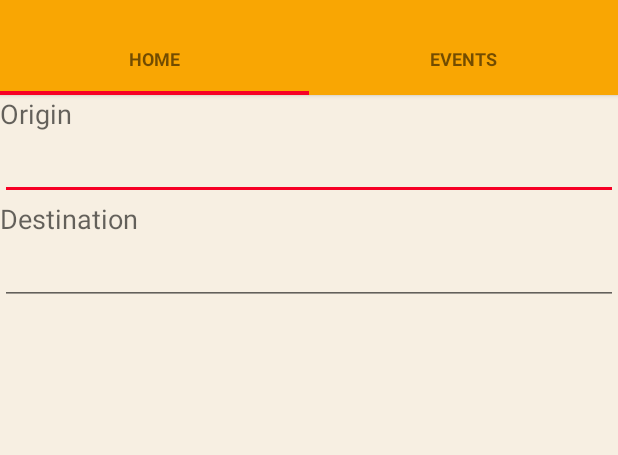
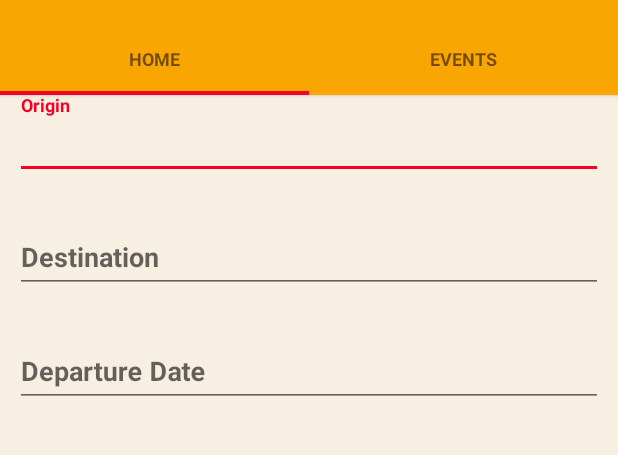
Before and after one commit to wawakaka/Tiket, an Android app: the MainActivity screen opened directly, with no data from a screen before it, on a phone screen of 412 x 824 dp, the part 62-517 px from its top. Run offline under Robolectric (Android 15) with nearby library versions, the phone set to English and light mode, and no system bars.

Commit message:
add DatePickerDialog and fixing soft keyboard

```diff
--- a/app/build.gradle
+++ b/app/build.gradle
@@ -10,6 +10,7 @@ android {
         targetSdkVersion 23
         versionCode 1
         versionName "1.0"
+        vectorDrawables.useSupportLibrary = true
     }
     buildTypes {
         release {
--- a/app/src/main/java/com/example/mubarak/tiket/LoginActivity.java
+++ b/app/src/main/java/com/example/mubarak/tiket/LoginActivity.java
@@ -23,6 +23,7 @@ import android.text.TextUtils;
 import android.view.KeyEvent;
 import android.view.View;
 import android.view.View.OnClickListener;
+import android.view.WindowManager;
 import android.view.inputmethod.EditorInfo;
 import android.widget.ArrayAdapter;
 import android.widget.AutoCompleteTextView;
@@ -65,6 +66,11 @@ public class LoginActivity extends AppCompatActivity implements LoaderCallbacks<
 
     @Override
     protected void onCreate(Bundle savedInstanceState) {
+
+        //hide keyboad on activity start
+        this.getWindow().setSoftInputMode(WindowManager.LayoutParams.SOFT_INPUT_STATE_ALWAYS_HIDDEN);
+
+
         super.onCreate(savedInstanceState);
         setContentView(R.layout.activity_login);
         // Set up the login form.
--- a/app/src/main/java/com/example/mubarak/tiket/MainActivity.java
+++ b/app/src/main/java/com/example/mubarak/tiket/MainActivity.java
@@ -1,12 +1,20 @@
 package com.example.mubarak.tiket;
+
+
+import android.app.DialogFragment;
 
 import android.support.v4.view.ViewPager;
 import android.support.v7.app.ActionBarActivity;
 import android.os.Bundle;
 import android.support.v7.widget.Toolbar;
+import android.view.View;
+import android.view.WindowManager;
+
+
 
 import com.example.mubarak.tiket.PageAdapter.ViewPagerAdapter;
 import com.example.mubarak.tiket.SlidingTab.SlidingTabLayout;
+import com.example.mubarak.tiket.Dialog.DatePickerDialog;
 
 
 public class MainActivity extends ActionBarActivity {
@@ -22,6 +30,10 @@ public class MainActivity extends ActionBarActivity {
 
     @Override
     protected void onCreate(Bundle savedInstanceState) {
+
+        //hide keyboad on activity start
+        this.getWindow().setSoftInputMode(WindowManager.LayoutParams.SOFT_INPUT_STATE_ALWAYS_HIDDEN);
+
         super.onCreate(savedInstanceState);
         setContentView(R.layout.activity_main);
 
@@ -54,12 +66,16 @@ public class MainActivity extends ActionBarActivity {
         // Setting the ViewPager For the SlidingTabsLayout
         tabs.setViewPager(pager);
 
+    }
+
+    public void setDate(View view){
+        DatePickerDialog pickerDialog = new DatePickerDialog();
+        pickerDialog.show(getSupportFragmentManager(), "Date Picker");
+
+    }
 
 
 
-    }
-
-    @Override
     public void onBackPressed() {
         super.onBackPressed();
         overridePendingTransition(R.animator.push_right_in,R.animator.push_right_out);
--- a/app/src/main/java/com/example/mubarak/tiket/Tab1.java
+++ b/app/src/main/java/com/example/mubarak/tiket/Tab1.java
@@ -13,11 +13,12 @@ import android.view.ViewGroup;
 /**
  * Created by hp1 on 21-01-2015.
  */
-public class Tab1 extends Fragment {
+public class Tab1 extends Fragment{
 
     @Override
     public View onCreateView(LayoutInflater inflater, @Nullable ViewGroup container, @Nullable Bundle savedInstanceState) {
         View v =inflater.inflate(R.layout.tab_1,container,false);
         return v;
     }
+
 }
--- a/app/src/main/res/layout/tab_1.xml
+++ b/app/src/main/res/layout/tab_1.xml
@@ -5,41 +5,76 @@
     android:orientation="vertical"
     android:background="@color/background">
 
+    <ProgressBar
+        android:layout_width="match_parent"
+        android:layout_height="wrap_content"
+        style="?android:attr/progressBarStyleLarge"
+        android:visibility="gone"/>
+    <ScrollView
+        android:layout_width="match_parent"
+        android:layout_height="wrap_content">
 
-<!--    <TextView
-        android:layout_width="wrap_content"
+        <LinearLayout
+            android:id="@+id/order"
+            android:layout_width="match_parent"
             android:layout_height="wrap_content"
-        android:textAppearance="?android:attr/textAppearanceMedium"
-        android:text="You Are In Tab 1"
-        android:id="@+id/textView"
-        android:layout_centerVertical="true"
-        android:layout_centerHorizontal="true" />-->
+            android:orientation="vertical">
 
-
-    <TextView
-        android:layout_width="wrap_content"
-        android:layout_height="wrap_content"
-        android:textAppearance="?android:attr/textAppearanceMedium"
-        android:text="Origin"
-        android:id="@+id/textView2" />
+            <android.support.design.widget.TextInputLayout
+                android:layout_width="match_parent"
+                android:layout_height="wrap_content">
 
                 <AutoCompleteTextView
                     android:layout_width="match_parent"
                     android:layout_height="wrap_content"
+                    android:hint="Origin"
+                    android:id="@+id/autoCompleteTextView"
+                    style="@style/TextInputStyle"
+                    />
+            </android.support.design.widget.TextInputLayout>
 
-        android:id="@+id/autoCompleteTextView" />
-
-    <TextView
-        android:layout_width="wrap_content"
-        android:layout_height="wrap_content"
-        android:textAppearance="?android:attr/textAppearanceMedium"
-        android:text="Destination"
-        android:id="@+id/textView3" />
+            <android.support.design.widget.TextInputLayout
+                android:layout_width="match_parent"
+                android:layout_height="wrap_content">
 
                 <AutoCompleteTextView
                     android:layout_width="match_parent"
                     android:layout_height="wrap_content"
+                    android:hint="Destination"
+                    android:id="@+id/autoCompleteTextView2"
+                    style="@style/TextInputStyle"
+                    />
+            </android.support.design.widget.TextInputLayout>
 
-        android:id="@+id/autoCompleteTextView2" />
+            <android.support.design.widget.TextInputLayout
+                android:layout_width="match_parent"
+                android:layout_height="wrap_content">
+
+                <EditText
+                    android:layout_width="match_parent"
+                    android:layout_height="wrap_content"
+                    android:inputType="date"
+                    android:id="@+id/editDate"
+                    android:hint="Departure Date"
+                    style="@style/TextInputStyle"
+                    android:onClick="setDate"
+                    android:focusableInTouchMode="false"
+                    />
+
+
+            </android.support.design.widget.TextInputLayout>
 
         </LinearLayout>
+    </ScrollView>
+
+<!--    <DatePicker
+        android:layout_width="wrap_content"
+        android:layout_height="wrap_content"
+        android:id="@+id/datePicker"
+        android:layout_gravity="center_horizontal"
+        android:datePickerMode="spinner"
+        android:calendarViewShown="false"/>-->
+
+
+
+</LinearLayout>
--- a/app/src/main/res/values/styles.xml
+++ b/app/src/main/res/values/styles.xml
@@ -7,9 +7,23 @@
         <item name="colorPrimaryDark">@color/colorPrimaryDark</item>
         <item name="colorAccent">@color/colorAccent</item>
     </style>
-    <style name="TextStyle">
+    <style name="TextInputStyle">
         <item name="android:textColor">@color/font</item>
+        <item name="android:textStyle">bold</item>
+        <item name="android:layout_marginTop">20dp</item>
+        <item name="android:layout_marginBottom">20dp</item>
+        <item name="android:layout_marginLeft">10dp</item>
+        <item name="android:layout_marginRight">10dp</item>
 
     </style>
+    <style name="ButtonStyle">
+        <item name="android:layout_marginTop">10dp</item>
+        <item name="android:layout_marginBottom">10dp</item>
+        <item name="android:textStyle">bold</item>
+        <item name="android:layout_gravity">center_horizontal</item>
+        <item name="android:layout_width">150dp</item>
+        <item name="android:layout_height">wrap_content</item>
+    </style>
+
 
 </resources>
```
Also changed, not shown: app/src/main/java/com/example/mubarak/tiket/Dialog/DatePickerDialog.java (added, +95 -0 lines), app/src/main/res/layout/activity_login.xml (+22 -20 lines), app/src/main/res/layout/activity_register.xml (+60 -11 lines), app/src/main/res/drawable-hdpi/ic_action_name.png (added), app/src/main/res/drawable-mdpi/ic_action_name.png (added), app/src/main/res/drawable-xhdpi/ic_action_name.png (added), app/src/main/res/drawable-xxhdpi/ic_action_name.png (added), app/src/main/res/drawable/icon_1.jpg (added), app/src/main/res/mipmap-hdpi/ic_launcher.png, app/src/main/res/mipmap-mdpi/ic_launcher.png, app/src/main/res/mipmap-xhdpi/ic_launcher.png, app/src/main/res/mipmap-xxhdpi/ic_launcher.png, app/src/main/res/mipmap-xxxhdpi/ic_launcher.png. Lines whose indentation alone changed are shown as unchanged.
